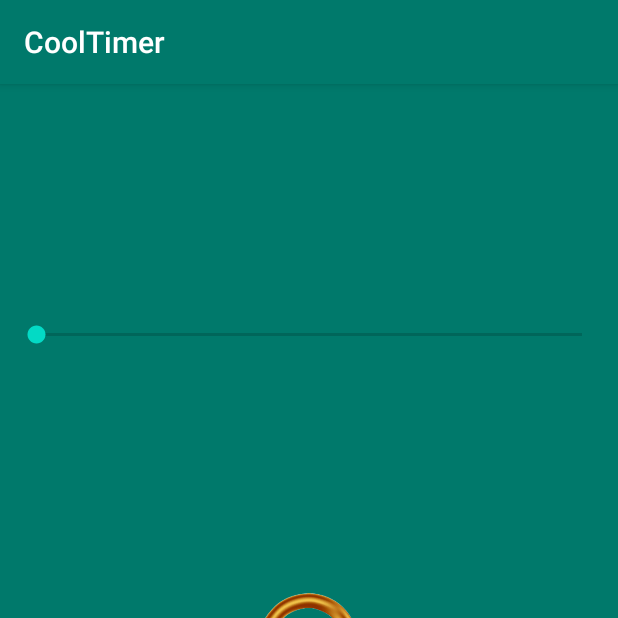
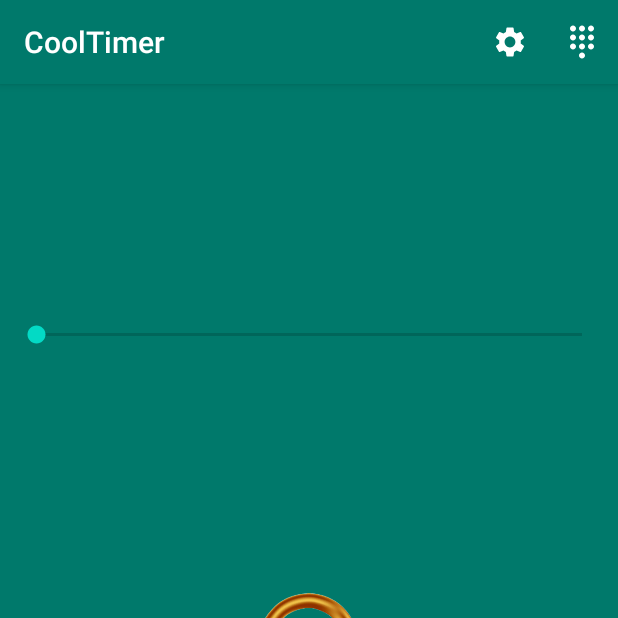
Before and after one commit to Jounsy/CoolTimer, an Android app: the screen it shows after launch (MainActivity), on a phone screen of 412 x 824 dp, the top half of it. Run offline under Robolectric (Android 15) with nearby library versions, the phone set to English and light mode, and no system bars.

Commit message:
Added menu with items: Setting, About

```diff
--- a/app/src/main/java/com/snowman/cooltimer/MainActivity.java
+++ b/app/src/main/java/com/snowman/cooltimer/MainActivity.java
@@ -1,15 +1,20 @@
 package com.snowman.cooltimer;
 
+import androidx.annotation.NonNull;
 import androidx.annotation.RequiresApi;
 import androidx.appcompat.app.AppCompatActivity;
 
 import android.app.Notification;
+import android.content.Intent;
 import android.media.Ringtone;
 import android.media.RingtoneManager;
 import android.os.Build;
 import android.os.Bundle;
 import android.os.CountDownTimer;
 import android.provider.Settings;
+import android.view.Menu;
+import android.view.MenuInflater;
+import android.view.MenuItem;
 import android.view.View;
 import android.widget.Button;
 import android.widget.SeekBar;
@@ -97,4 +102,26 @@ public class MainActivity extends AppCompatActivity implements SeekBar.OnSeekBar
 
 
     }
+
+    @Override
+    public boolean onCreateOptionsMenu(Menu menu) {
+        MenuInflater menuInflater = getMenuInflater();
+        menuInflater.inflate(R.menu.timer_menu,menu);
+        return true;
+    }
+
+    @Override
+    public boolean onOptionsItemSelected(@NonNull MenuItem item) {
+        int id = item.getItemId();
+        if(id==R.id.action_settings){
+            Intent openSettings = new Intent(this, SettingsActivity.class);
+            startActivity(openSettings);
+            return true;
+        } else if (id==R.id.action_about){
+            Intent openAbout = new Intent(this, AboutActivity.class);
+            startActivity(openAbout);
+            return true;
+        }
+        return super.onOptionsItemSelected(item);
+    }
 }
--- /dev/null
+++ b/app/src/main/res/drawable/ic_baseline_add_shopping_cart_24.xml
@@ -0,0 +1,5 @@
+<vector android:height="24dp" android:tint="#FFFFFF"
+    android:viewportHeight="24" android:viewportWidth="24"
+    android:width="24dp" xmlns:android="http://schemas.android.com/apk/res/android">
+    <path android:fillColor="@android:color/white" android:pathData="M11,9h2L13,6h3L16,4h-3L13,1h-2v3L8,4v2h3v3zM7,18c-1.1,0 -1.99,0.9 -1.99,2S5.9,22 7,22s2,-0.9 2,-2 -0.9,-2 -2,-2zM17,18c-1.1,0 -1.99,0.9 -1.99,2s0.89,2 1.99,2 2,-0.9 2,-2 -0.9,-2 -2,-2zM7.17,14.75l0.03,-0.12 0.9,-1.63h7.45c0.75,0 1.41,-0.41 1.75,-1.03l3.86,-7.01L19.42,4h-0.01l-1.1,2 -2.76,5L8.53,11l-0.13,-0.27L6.16,6l-0.95,-2 -0.94,-2L1,2v2h2l3.6,7.59 -1.35,2.45c-0.16,0.28 -0.25,0.61 -0.25,0.96 0,1.1 0.9,2 2,2h12v-2L7.42,15c-0.13,0 -0.25,-0.11 -0.25,-0.25z"/>
+</vector>
--- /dev/null
+++ b/app/src/main/res/drawable/ic_baseline_dialpad_24.xml
@@ -0,0 +1,5 @@
+<vector android:height="24dp" android:tint="#FFFFFF"
+    android:viewportHeight="24" android:viewportWidth="24"
+    android:width="24dp" xmlns:android="http://schemas.android.com/apk/res/android">
+    <path android:fillColor="@android:color/white" android:pathData="M12,19c-1.1,0 -2,0.9 -2,2s0.9,2 2,2 2,-0.9 2,-2 -0.9,-2 -2,-2zM6,1c-1.1,0 -2,0.9 -2,2s0.9,2 2,2 2,-0.9 2,-2 -0.9,-2 -2,-2zM6,7c-1.1,0 -2,0.9 -2,2s0.9,2 2,2 2,-0.9 2,-2 -0.9,-2 -2,-2zM6,13c-1.1,0 -2,0.9 -2,2s0.9,2 2,2 2,-0.9 2,-2 -0.9,-2 -2,-2zM18,5c1.1,0 2,-0.9 2,-2s-0.9,-2 -2,-2 -2,0.9 -2,2 0.9,2 2,2zM12,13c-1.1,0 -2,0.9 -2,2s0.9,2 2,2 2,-0.9 2,-2 -0.9,-2 -2,-2zM18,13c-1.1,0 -2,0.9 -2,2s0.9,2 2,2 2,-0.9 2,-2 -0.9,-2 -2,-2zM18,7c-1.1,0 -2,0.9 -2,2s0.9,2 2,2 2,-0.9 2,-2 -0.9,-2 -2,-2zM12,7c-1.1,0 -2,0.9 -2,2s0.9,2 2,2 2,-0.9 2,-2 -0.9,-2 -2,-2zM12,1c-1.1,0 -2,0.9 -2,2s0.9,2 2,2 2,-0.9 2,-2 -0.9,-2 -2,-2z"/>
+</vector>
--- /dev/null
+++ b/app/src/main/res/drawable/ic_baseline_settings_24.xml
@@ -0,0 +1,5 @@
+<vector android:height="24dp" android:tint="#FFFFFF"
+    android:viewportHeight="24" android:viewportWidth="24"
+    android:width="24dp" xmlns:android="http://schemas.android.com/apk/res/android">
+    <path android:fillColor="@android:color/white" android:pathData="M19.14,12.94c0.04,-0.3 0.06,-0.61 0.06,-0.94c0,-0.32 -0.02,-0.64 -0.07,-0.94l2.03,-1.58c0.18,-0.14 0.23,-0.41 0.12,-0.61l-1.92,-3.32c-0.12,-0.22 -0.37,-0.29 -0.59,-0.22l-2.39,0.96c-0.5,-0.38 -1.03,-0.7 -1.62,-0.94L14.4,2.81c-0.04,-0.24 -0.24,-0.41 -0.48,-0.41h-3.84c-0.24,0 -0.43,0.17 -0.47,0.41L9.25,5.35C8.66,5.59 8.12,5.92 7.63,6.29L5.24,5.33c-0.22,-0.08 -0.47,0 -0.59,0.22L2.74,8.87C2.62,9.08 2.66,9.34 2.86,9.48l2.03,1.58C4.84,11.36 4.8,11.69 4.8,12s0.02,0.64 0.07,0.94l-2.03,1.58c-0.18,0.14 -0.23,0.41 -0.12,0.61l1.92,3.32c0.12,0.22 0.37,0.29 0.59,0.22l2.39,-0.96c0.5,0.38 1.03,0.7 1.62,0.94l0.36,2.54c0.05,0.24 0.24,0.41 0.48,0.41h3.84c0.24,0 0.44,-0.17 0.47,-0.41l0.36,-2.54c0.59,-0.24 1.13,-0.56 1.62,-0.94l2.39,0.96c0.22,0.08 0.47,0 0.59,-0.22l1.92,-3.32c0.12,-0.22 0.07,-0.47 -0.12,-0.61L19.14,12.94zM12,15.6c-1.98,0 -3.6,-1.62 -3.6,-3.6s1.62,-3.6 3.6,-3.6s3.6,1.62 3.6,3.6S13.98,15.6 12,15.6z"/>
+</vector>
--- /dev/null
+++ b/app/src/main/res/menu/timer_menu.xml
@@ -0,0 +1,19 @@
+<?xml version="1.0" encoding="utf-8"?>
+<menu xmlns:android="http://schemas.android.com/apk/res/android"
+    xmlns:app="http://schemas.android.com/apk/res-auto">
+    <item
+        android:id="@+id/action_settings"
+        android:title="Settings"
+        android:orderInCategory="100"
+        app:showAsAction="always"
+        android:icon="@drawable/ic_baseline_settings_24"
+    />
+
+    <item
+        android:id="@+id/action_about"
+        android:title="About"
+        android:orderInCategory="120"
+        app:showAsAction="always"
+        android:icon="@drawable/ic_baseline_dialpad_24"
+        />
+</menu>
```
Also changed, not shown: app/src/main/AndroidManifest.xml (+16 -1 lines), app/src/main/java/com/snowman/cooltimer/AboutActivity.java (added, +14 -0 lines), app/src/main/java/com/snowman/cooltimer/SettingsActivity.java (added, +14 -0 lines), app/src/main/res/layout/activity_about.xml (added, +9 -0 lines), app/src/main/res/layout/activity_settings.xml (added, +9 -0 lines).
